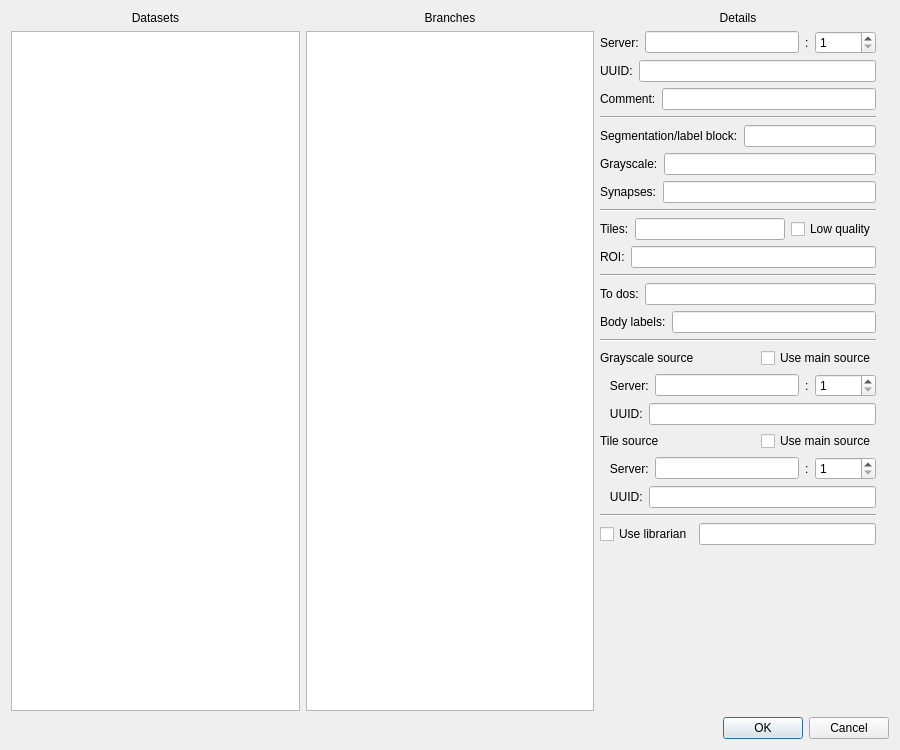
Qt form neurolabi/gui/dialogs/dvidbranchdialog.ui (janelia-flyem/NeuTu) before a commit.
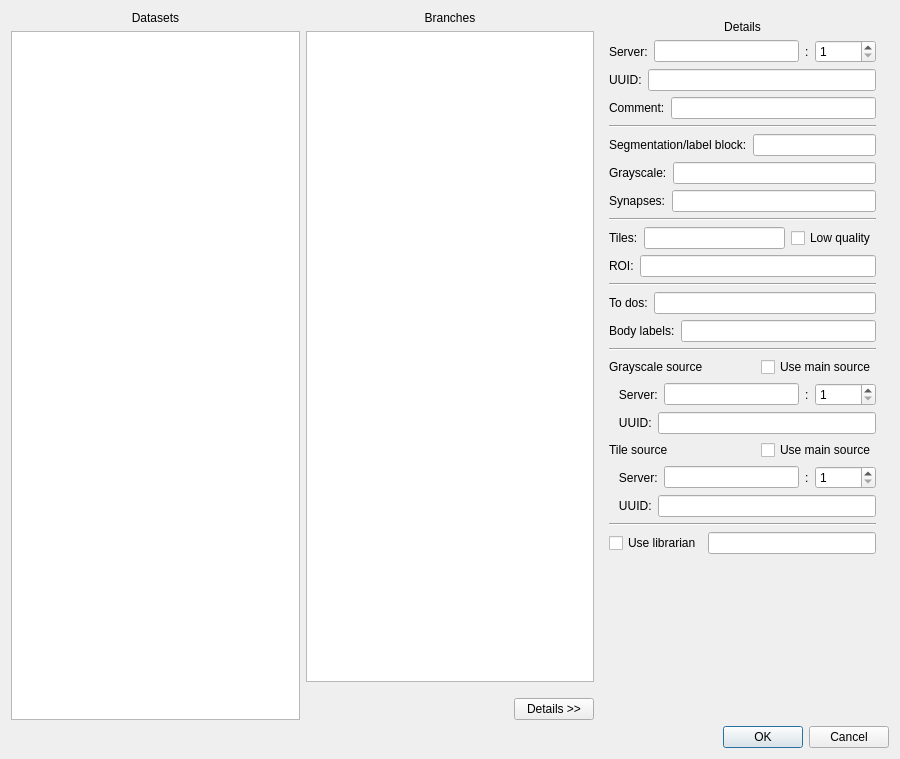
The same form after that commit.

Commit message: third panel now starts hidden; "Details" button to show it

Diff of the .ui file:
```diff
--- a/neurolabi/gui/dialogs/dvidbranchdialog.ui
+++ b/neurolabi/gui/dialogs/dvidbranchdialog.ui
@@ -7,7 +7,7 @@
     <x>0</x>
     <y>0</y>
     <width>900</width>
-    <height>750</height>
+    <height>759</height>
    </rect>
   </property>
   <property name="windowTitle">
@@ -58,10 +58,38 @@
        <item>
         <widget class="QListView" name="branchListView"/>
        </item>
-      </layout>
-     </item>
+       <item>
+        <layout class="QHBoxLayout" name="horizontalLayout_13">
+         <property name="topMargin">
+          <number>10</number>
+         </property>
+         <item>
+          <spacer name="horizontalSpacer_3">
+           <property name="orientation">
+            <enum>Qt::Horizontal</enum>
+           </property>
+           <property name="sizeHint" stdset="0">
+            <size>
+             <width>40</width>
+             <height>20</height>
+            </size>
+           </property>
+          </spacer>
+         </item>
+         <item>
+          <widget class="QPushButton" name="detailsButton">
+           <property name="text">
+            <string>Details &gt;&gt;</string>
+           </property>
+          </widget>
+         </item>
+        </layout>
+       </item>
+      </layout>
+     </item>
      <item>
-      <layout class="QVBoxLayout" name="verticalLayout_2">
+      <widget class="QWidget" name="detailsWidget" native="true">
+       <layout class="QVBoxLayout" name="detailsLayout">
        <property name="rightMargin">
         <number>13</number>
        </property>
@@ -484,6 +512,7 @@
         </spacer>
        </item>
       </layout>
+      </widget>
      </item>
     </layout>
    </item>
```
Left out of the diff: 4 changed lines with no effect on the pictures. Lines whose indentation alone changed are shown as unchanged. The commit also changes 1 other file.
